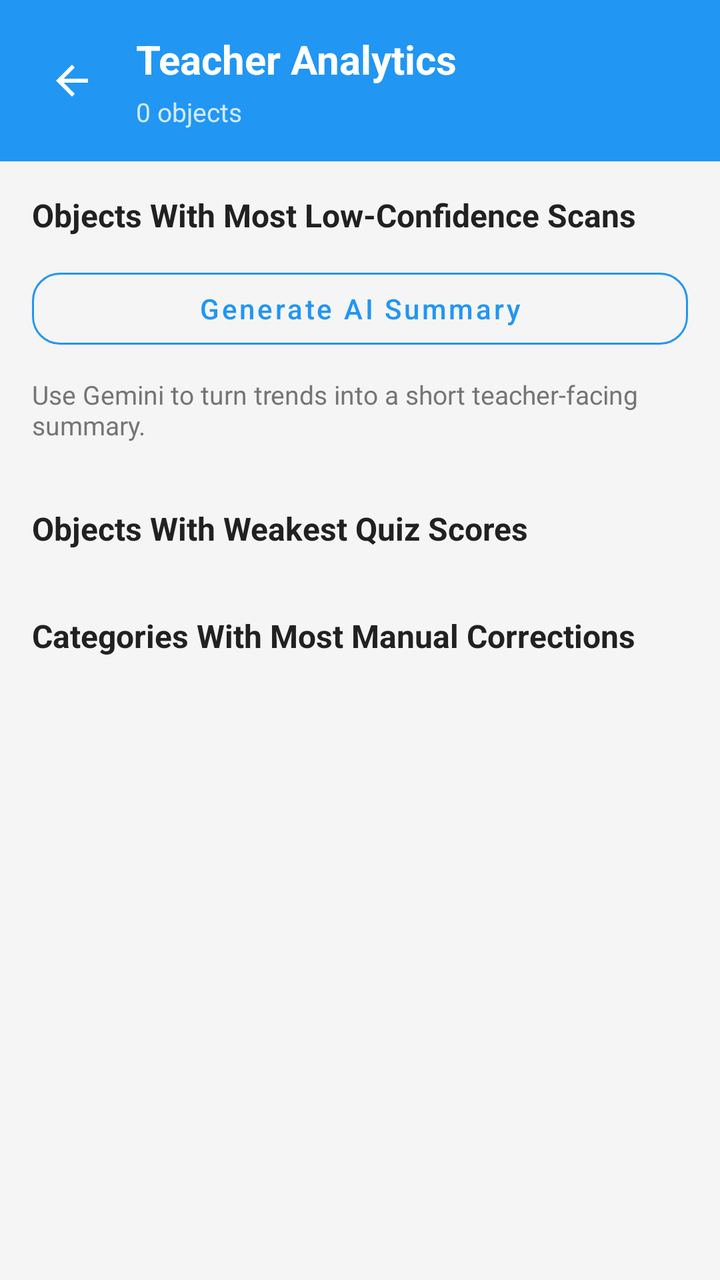
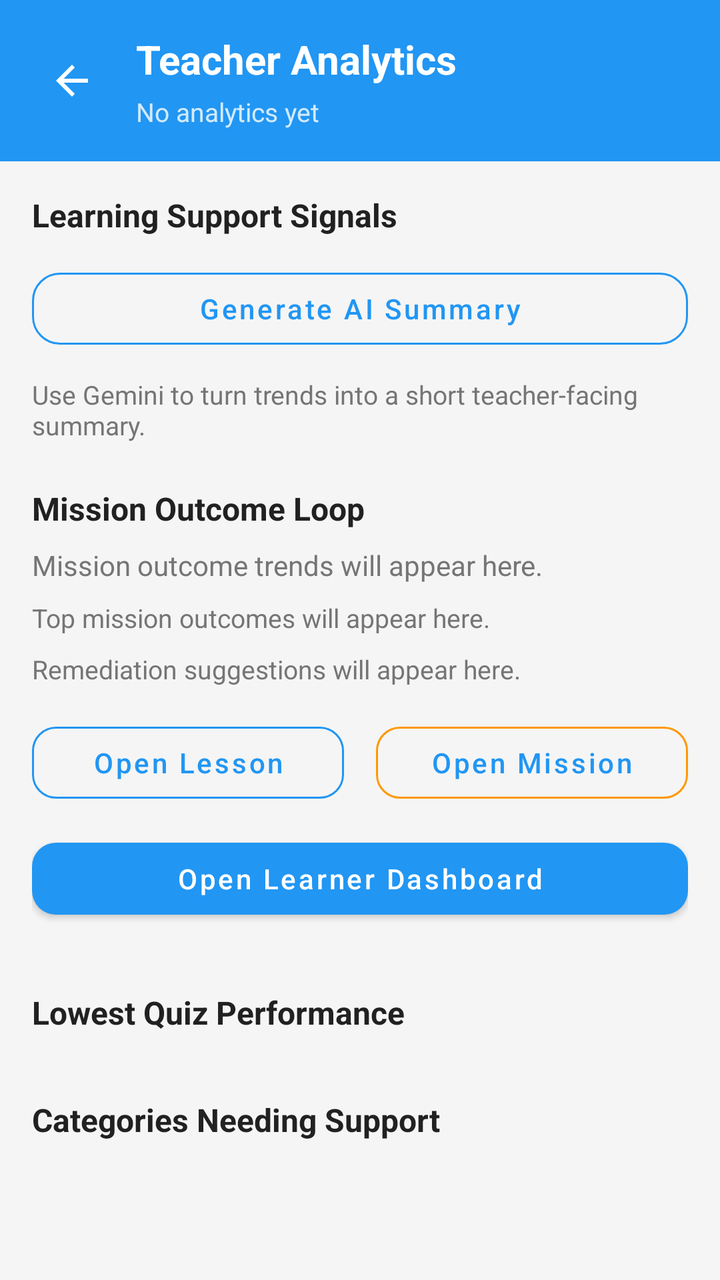

Screens rendered from an Android XML layout before and after an edit, with the pre-edit source and the edit as a unified diff.
<!-- AndroidManifest.xml: activity theme Theme.ScanLearnAR.NoActionBar -->
<!-- res/layout/activity_teacher_analytics.xml -->
<?xml version="1.0" encoding="utf-8"?>
<LinearLayout xmlns:android="http://schemas.android.com/apk/res/android"
    android:fitsSystemWindows="true"
    xmlns:app="http://schemas.android.com/apk/res-auto"
    android:layout_width="match_parent"
    android:layout_height="match_parent"
    android:background="@color/background"
    android:orientation="vertical">

    <LinearLayout
        android:layout_width="match_parent"
        android:layout_height="wrap_content"
        android:background="@color/primary"
        android:gravity="center_vertical"
        android:orientation="horizontal"
        android:padding="16dp">

        <ImageButton
            android:id="@+id/btnBack"
            android:layout_width="40dp"
            android:layout_height="40dp"
            android:background="?attr/selectableItemBackgroundBorderless"
            android:contentDescription="Back"
            android:padding="8dp"
            android:src="@drawable/ic_arrow_back"
            app:tint="@android:color/white" />

        <LinearLayout
            android:layout_width="0dp"
            android:layout_height="wrap_content"
            android:layout_marginStart="12dp"
            android:layout_weight="1"
            android:orientation="vertical">

            <TextView
                android:layout_width="wrap_content"
                android:layout_height="wrap_content"
                android:text="Teacher Analytics"
                android:textColor="@android:color/white"
                android:textSize="20sp"
                android:textStyle="bold" />

            <TextView
                android:id="@+id/tvOverview"
                android:layout_width="wrap_content"
                android:layout_height="wrap_content"
                android:layout_marginTop="4dp"
                android:text="0 objects"
                android:textColor="#CCFFFFFF"
                android:textSize="13sp" />
        </LinearLayout>
    </LinearLayout>

    <ProgressBar
        android:id="@+id/loadingIndicator"
        android:layout_width="wrap_content"
        android:layout_height="wrap_content"
        android:layout_gravity="center_horizontal"
        android:layout_marginTop="24dp"
        android:visibility="gone" />

    <ScrollView
        android:id="@+id/contentScroll"
        android:layout_width="match_parent"
        android:layout_height="0dp"
        android:layout_weight="1">

        <LinearLayout
            android:layout_width="match_parent"
            android:layout_height="wrap_content"
            android:orientation="vertical"
            android:padding="16dp">

            <TextView
                android:layout_width="wrap_content"
                android:layout_height="wrap_content"
                android:text="Objects With Most Low-Confidence Scans"
                android:textColor="@color/text_primary"
                android:textSize="16sp"
                android:textStyle="bold" />

            <com.google.android.material.button.MaterialButton
                android:id="@+id/btnGenerateAiSummary"
                style="@style/Widget.MaterialComponents.Button.OutlinedButton"
                android:layout_width="match_parent"
                android:layout_height="48dp"
                android:layout_marginTop="12dp"
                android:text="Generate AI Summary"
                android:textAllCaps="false"
                app:cornerRadius="14dp"
                app:strokeColor="@color/primary" />

            <TextView
                android:id="@+id/tvAiSummary"
                android:layout_width="match_parent"
                android:layout_height="wrap_content"
                android:layout_marginTop="10dp"
                android:text="Use Gemini to turn trends into a short teacher-facing summary."
                android:textColor="@color/text_secondary"
                android:textSize="13sp" />

            <TextView
                android:id="@+id/tvLowConfidenceEmpty"
                android:layout_width="match_parent"
                android:layout_height="wrap_content"
                android:layout_marginTop="8dp"
                android:text="No low-confidence object trends yet."
                android:textColor="@color/text_secondary"
                android:textSize="13sp"
                android:visibility="gone" />

            <androidx.recyclerview.widget.RecyclerView
                android:id="@+id/rvLowConfidence"
                android:layout_width="match_parent"
                android:layout_height="wrap_content"
                android:layout_marginTop="10dp"
                android:nestedScrollingEnabled="false" />

            <TextView
                android:layout_width="wrap_content"
                android:layout_height="wrap_content"
                android:layout_marginTop="22dp"
                android:text="Objects With Weakest Quiz Scores"
                android:textColor="@color/text_primary"
                android:textSize="16sp"
                android:textStyle="bold" />

            <TextView
                android:id="@+id/tvWeakQuizEmpty"
                android:layout_width="match_parent"
                android:layout_height="wrap_content"
                android:layout_marginTop="8dp"
                android:text="No quiz trends yet."
                android:textColor="@color/text_secondary"
                android:textSize="13sp"
                android:visibility="gone" />

            <androidx.recyclerview.widget.RecyclerView
                android:id="@+id/rvWeakQuiz"
                android:layout_width="match_parent"
                android:layout_height="wrap_content"
                android:layout_marginTop="10dp"
                android:nestedScrollingEnabled="false" />

            <TextView
                android:layout_width="wrap_content"
                android:layout_height="wrap_content"
                android:layout_marginTop="22dp"
                android:text="Categories With Most Manual Corrections"
                android:textColor="@color/text_primary"
                android:textSize="16sp"
                android:textStyle="bold" />

            <TextView
                android:id="@+id/tvCategoryConfusionEmpty"
                android:layout_width="match_parent"
                android:layout_height="wrap_content"
                android:layout_marginTop="8dp"
                android:text="No manual-correction category trends yet."
                android:textColor="@color/text_secondary"
                android:textSize="13sp"
                android:visibility="gone" />

            <androidx.recyclerview.widget.RecyclerView
                android:id="@+id/rvCategoryConfusion"
                android:layout_width="match_parent"
                android:layout_height="wrap_content"
                android:layout_marginTop="10dp"
                android:nestedScrollingEnabled="false" />
        </LinearLayout>
    </ScrollView>
</LinearLayout>
<!-- resources referenced by this layout -->
<resources>
  <color name="background">#F5F5F5</color>
  <color name="primary">#2196F3</color>
  <color name="text_primary">#212121</color>
  <color name="text_secondary">#757575</color>
  <!-- drawable ic_arrow_back (drawable) -->
  <vector xmlns:android="http://schemas.android.com/apk/res/android"
      android:width="24dp" android:height="24dp"
      android:viewportWidth="24" android:viewportHeight="24">
      <path android:fillColor="#FF000000"
          android:pathData="M20,11H7.83l5.59,-5.59L12,4l-8,8 8,8 1.41,-1.41L7.83,13H20v-2z"/>
  </vector>
  <style name="Theme.ScanLearnAR.NoActionBar" parent="Theme.ScanLearnAR">
          <item name="windowActionBar">false</item>
          <item name="windowNoTitle">true</item>
          <item name="android:windowFullscreen">false</item>
          <item name="android:windowDrawsSystemBarBackgrounds">true</item>
          <item name="android:statusBarColor">@color/primary_dark</item>
          <item name="android:windowLayoutInDisplayCutoutMode">never</item>
          <item name="android:windowLightStatusBar">true</item>
      </style>
  <style name="Theme.ScanLearnAR" parent="Theme.MaterialComponents.DayNight.DarkActionBar">
          <item name="colorPrimary">@color/primary</item>
          <item name="colorPrimaryVariant">@color/primary_dark</item>
          <item name="colorOnPrimary">@android:color/white</item>
          <item name="android:statusBarColor">@color/primary_dark</item>
          <item name="android:windowFullscreen">false</item>
          <item name="android:windowDrawsSystemBarBackgrounds">true</item>
          <item name="android:windowLayoutInDisplayCutoutMode">never</item>
          <item name="android:windowLightStatusBar">true</item>
      </style>
  <color name="primary_dark">#1976D2</color>
</resources>

<!-- the commit's change to res/layout/activity_teacher_analytics.xml (unified diff, before → after) -->
@@ -45,7 +45,7 @@
                 android:layout_width="wrap_content"
                 android:layout_height="wrap_content"
                 android:layout_marginTop="4dp"
-                android:text="0 objects"
+                android:text="No analytics yet"
                 android:textColor="#CCFFFFFF"
                 android:textSize="13sp" />
         </LinearLayout>
@@ -74,7 +74,7 @@
             <TextView
                 android:layout_width="wrap_content"
                 android:layout_height="wrap_content"
-                android:text="Objects With Most Low-Confidence Scans"
+                android:text="Learning Support Signals"
                 android:textColor="@color/text_primary"
                 android:textSize="16sp"
                 android:textStyle="bold" />
@@ -100,6 +100,82 @@
                 android:textSize="13sp" />
 
             <TextView
+                android:layout_width="wrap_content"
+                android:layout_height="wrap_content"
+                android:layout_marginTop="22dp"
+                android:text="Mission Outcome Loop"
+                android:textColor="@color/text_primary"
+                android:textSize="16sp"
+                android:textStyle="bold" />
+
+            <TextView
+                android:id="@+id/tvMissionOutcomeSummary"
+                android:layout_width="match_parent"
+                android:layout_height="wrap_content"
+                android:layout_marginTop="8dp"
+                android:text="Mission outcome trends will appear here."
+                android:textColor="@color/text_secondary"
+                android:textSize="14sp" />
+
+            <TextView
+                android:id="@+id/tvMissionOutcomeTop"
+                android:layout_width="match_parent"
+                android:layout_height="wrap_content"
+                android:layout_marginTop="8dp"
+                android:text="Top mission outcomes will appear here."
+                android:textColor="@color/text_secondary"
+                android:textSize="13sp" />
+
+            <TextView
+                android:id="@+id/tvRemediationSummary"
+                android:layout_width="match_parent"
+                android:layout_height="wrap_content"
+                android:layout_marginTop="8dp"
+                android:text="Remediation suggestions will appear here."
+                android:textColor="@color/text_secondary"
+                android:textSize="13sp" />
+
+            <LinearLayout
+                android:layout_width="match_parent"
+                android:layout_height="wrap_content"
+                android:layout_marginTop="14dp"
+                android:orientation="horizontal">
+
+                <com.google.android.material.button.MaterialButton
+                    android:id="@+id/btnOpenRemediationLesson"
+                    style="@style/Widget.MaterialComponents.Button.OutlinedButton"
+                    android:layout_width="0dp"
+                    android:layout_height="48dp"
+                    android:layout_marginEnd="8dp"
+                    android:layout_weight="1"
+                    android:text="Open Lesson"
+                    android:textAllCaps="false"
+                    app:cornerRadius="12dp"
+                    app:strokeColor="@color/primary" />
+
+                <com.google.android.material.button.MaterialButton
+                    android:id="@+id/btnOpenRemediationMission"
+                    style="@style/Widget.MaterialComponents.Button.OutlinedButton"
+                    android:layout_width="0dp"
+                    android:layout_height="48dp"
+                    android:layout_marginStart="8dp"
+                    android:layout_weight="1"
+                    android:text="Open Mission"
+                    android:textAllCaps="false"
+                    app:cornerRadius="12dp"
+                    app:strokeColor="@color/mission" />
+            </LinearLayout>
+
+            <com.google.android.material.button.MaterialButton
+                android:id="@+id/btnOpenRemediationSection"
+                android:layout_width="match_parent"
+                android:layout_height="48dp"
+                android:layout_marginTop="10dp"
+                android:text="Open Learner Dashboard"
+                android:textAllCaps="false"
+                app:cornerRadius="12dp" />
+
+            <TextView
                 android:id="@+id/tvLowConfidenceEmpty"
                 android:layout_width="match_parent"
                 android:layout_height="wrap_content"
@@ -120,7 +196,7 @@
                 android:layout_width="wrap_content"
                 android:layout_height="wrap_content"
                 android:layout_marginTop="22dp"
-                android:text="Objects With Weakest Quiz Scores"
+                android:text="Lowest Quiz Performance"
                 android:textColor="@color/text_primary"
                 android:textSize="16sp"
                 android:textStyle="bold" />
@@ -146,7 +222,7 @@
                 android:layout_width="wrap_content"
                 android:layout_height="wrap_content"
                 android:layout_marginTop="22dp"
-                android:text="Categories With Most Manual Corrections"
+                android:text="Categories Needing Support"
                 android:textColor="@color/text_primary"
                 android:textSize="16sp"
                 android:textStyle="bold" />
<!-- resource entries referenced after the edit -->
@@ -1,6 +1,7 @@
 <!-- resources referenced by this layout -->
 <resources>
   <color name="background">#F5F5F5</color>
+  <color name="mission">#FF9800</color>
   <color name="primary">#2196F3</color>
   <color name="text_primary">#212121</color>
   <color name="text_secondary">#757575</color>
